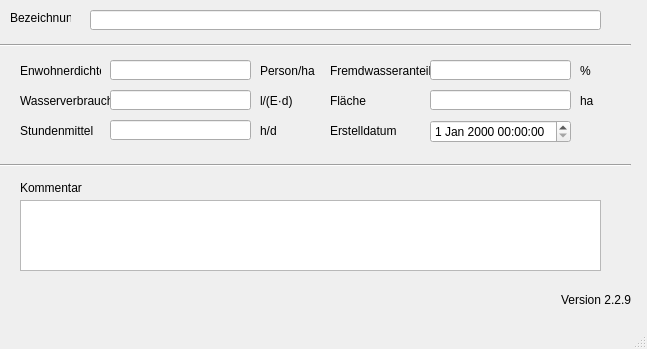
This is qkan/database/templates/teilgebiete.ui in hoettges/QKan as Qt 5 draws it before an edit. The edited form follows.
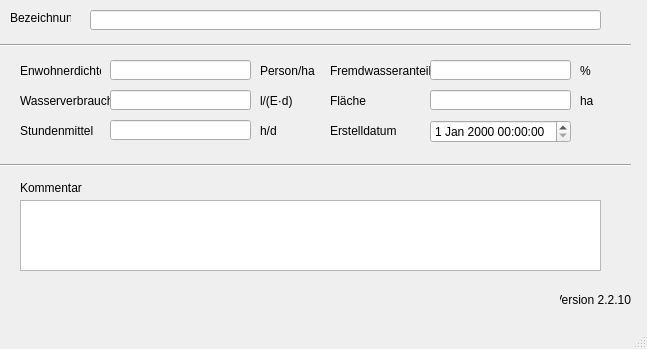
This is the edited form. Custom widgets are drawn as their Qt base class.

Diff of the .ui file:
```diff
--- a/qkan/database/templates/teilgebiete.ui
+++ b/qkan/database/templates/teilgebiete.ui
@@ -305,7 +305,7 @@
      <string>Version QKan Import</string>
     </property>
     <property name="text">
-     <string>Version 2.2.9</string>
+     <string>Version 2.2.10</string>
     </property>
     <property name="alignment">
      <set>Qt::AlignRight|Qt::AlignTrailing|Qt::AlignVCenter</set>
```
